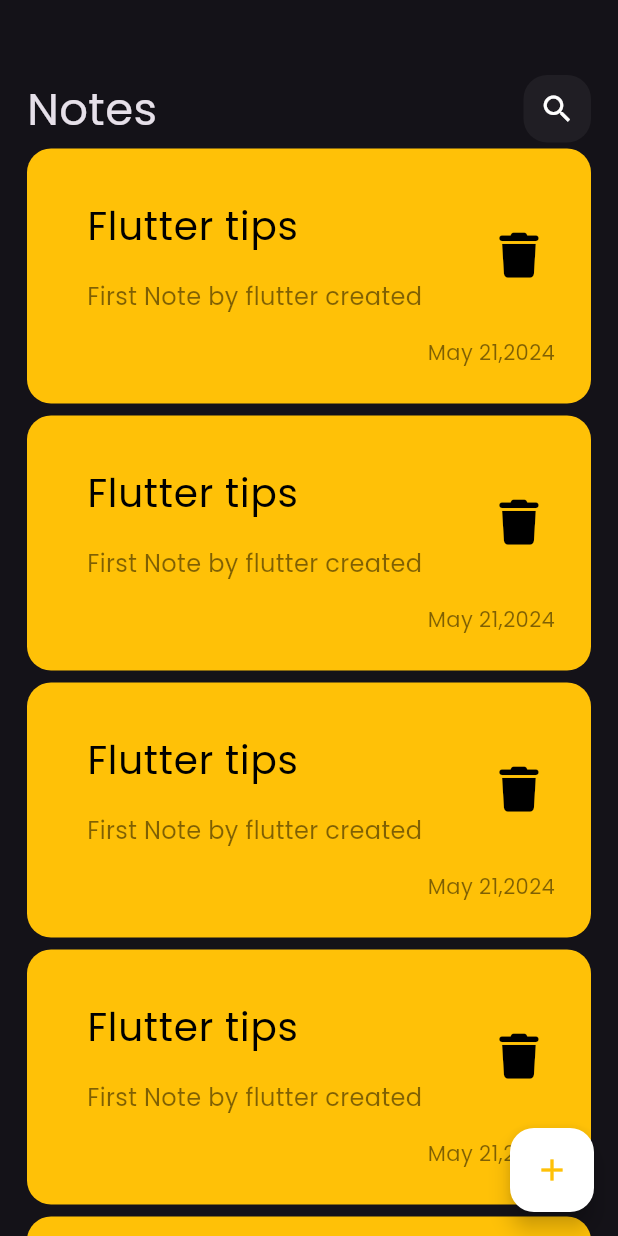
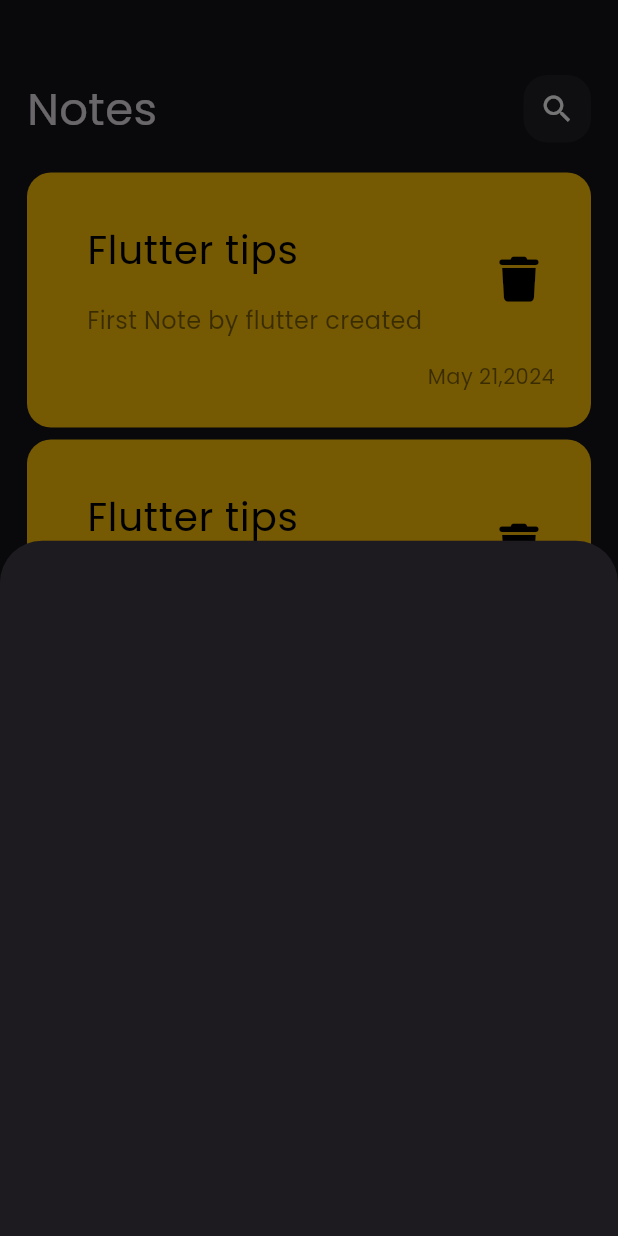
Before and after one commit to Megoadro/Note_App, a Flutter app: the screen it shows after launch, after a tap on the "add" icon, on a phone screen of 412 x 824 dp. Run offline on Flutter 3.47's test engine with Material 3 defaults, Android fonts, the light colour scheme and no system bars; our stand-ins replace font_awesome_flutter.

Commit message:
create ModalBottomSheet

```diff
--- a/lib/views/home_view.dart
+++ b/lib/views/home_view.dart
@@ -1,5 +1,6 @@
 import 'package:flutter/material.dart';
 import 'package:note_app/widgets/custom_body.dart';
+import 'package:note_app/widgets/modal_bottom_sheet.dart';
 
 class HomeView extends StatelessWidget {
   const HomeView({super.key});
@@ -8,7 +9,13 @@
   Widget build(BuildContext context) {
     return Scaffold(
       floatingActionButton: FloatingActionButton(
-        onPressed: () {},
+        onPressed: () {
+          showModalBottomSheet(
+              context: context,
+              builder: (context) {
+                return const NoteModalBottomSheet();
+              });
+        },
         backgroundColor: Colors.white,
         child: const Icon(
           Icons.add,
--- /dev/null
+++ b/lib/widgets/modal_bottom_sheet.dart
@@ -0,0 +1,10 @@
+import 'package:flutter/material.dart';
+
+class NoteModalBottomSheet extends StatelessWidget {
+  const NoteModalBottomSheet({super.key});
+
+  @override
+  Widget build(BuildContext context) {
+    return Container();
+  }
+}
--- a/lib/widgets/notes_list_view.dart
+++ b/lib/widgets/notes_list_view.dart
@@ -1,4 +1,3 @@
-
 import 'package:flutter/material.dart';
 import 'package:note_app/widgets/note_item.dart';
 
@@ -7,11 +6,16 @@
 
   @override
   Widget build(BuildContext context) {
-    return ListView.builder(itemBuilder: (context, index) {
-      return const Padding(
-        padding: EdgeInsets.symmetric(vertical: 4),
-        child: NoteItem(),
-      );
-    });
+    return Padding(
+      padding: const EdgeInsets.symmetric(vertical: 16.0),
+      child: ListView.builder(
+          padding: EdgeInsets.zero,
+          itemBuilder: (context, index) {
+            return const Padding(
+              padding: EdgeInsets.symmetric(vertical: 4),
+              child: NoteItem(),
+            );
+          }),
+    );
   }
 }
```
